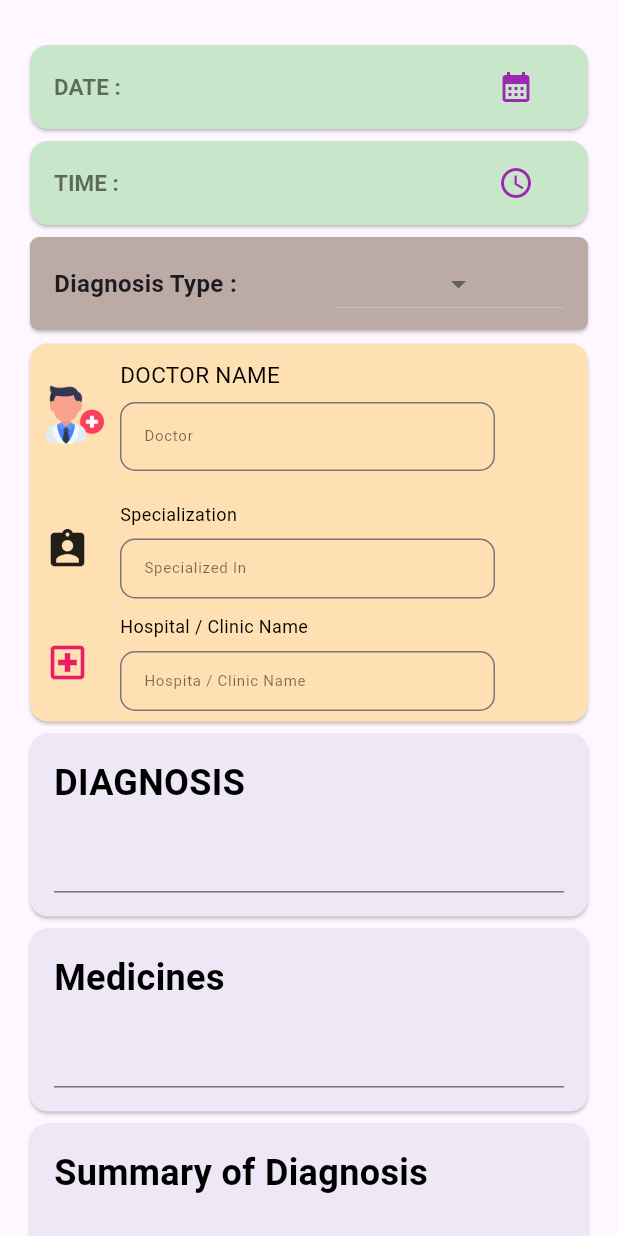
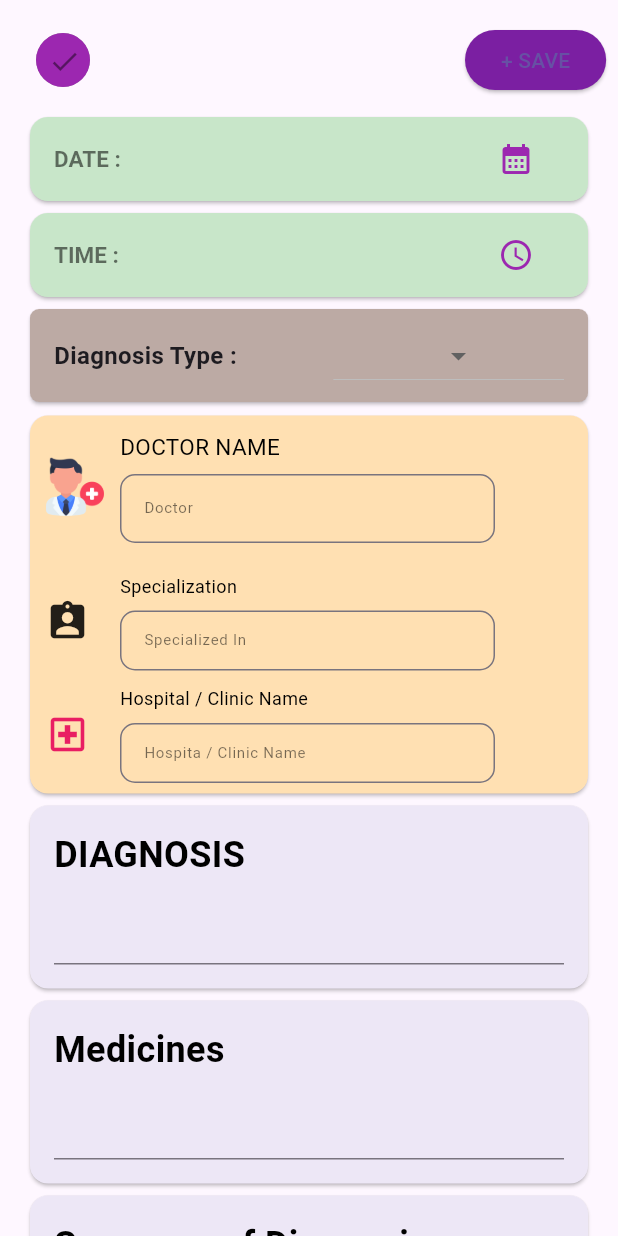
Before and after one commit to sabsar42/digital_pharmacist_v2, a Flutter app: the HealthRecordDetailScreen screen opened directly with empty values, on a phone screen of 412 x 824 dp. Run offline on Flutter 3.47's test engine with Material 3 defaults, Android fonts, the phone set to English and light mode, and no system bars; our stand-ins replace camera, carousel_slider, cloud_firestore, curved_navigation_bar, device_preview, firebase_auth and 11 more; missing offline and left inert: animated_weight_picker, google_mlkit_text_recognition, syncfusion_flutter_pdfviewer, transformable_list_view, turn_page_transition; accounts and stored records are empty.

```diff
--- a/lib/medical_history/Health_Record_Detailed.dart
+++ b/lib/medical_history/Health_Record_Detailed.dart
@@ -1,4 +1,5 @@
 import 'package:cloud_firestore/cloud_firestore.dart';
+import 'package:digi_pharma_app_test/medical_history/Health_Record_Screen.dart';
 import 'package:firebase_auth/firebase_auth.dart';
 import 'package:flutter/material.dart';
 import 'package:intl/intl.dart';
@@ -33,10 +34,13 @@ class _HealthRecordDetailScreenState extends State<HealthRecordDetailScreen> {
   final TextEditingController _hospitalNameController = TextEditingController();
   final TextEditingController _diagnosisTypeController =
       TextEditingController();
+  final TextEditingController _completedController = TextEditingController();
 
   DateTime _dateTime = DateTime.now();
   late String dateByUser = '';
   late String timeByUser = '';
+
+  bool isCompleted = false;
 
   @override
   void initState() {
@@ -80,13 +84,14 @@ class _HealthRecordDetailScreenState extends State<HealthRecordDetailScreen> {
           _doctorNameController.text = data['doctorName'] ?? '';
           _specializationController.text = data['doctor_specialization'] ?? '';
           _hospitalNameController.text = data['hospitalName'] ?? '';
+          isCompleted = data['isCompleted'] ?? false;
           dateByUser = data['date'] ?? '';
           timeByUser = data['time'] ?? DateFormat('HH-mm').format(_dateTime);
 
           prescribedMedicines = data['prescribedDrugs'];
           if (prescribedMedicines != null) {
             prescribedMedicineController.text = prescribedMedicines.join(', ');
-           // prescribedMedicineController.text = prescribedMedicines.join('\n') ;
+            // prescribedMedicineController.text = prescribedMedicines.join('\n') ;
           } else {
             prescribedMedicineController.text = '';
           }
@@ -121,6 +126,7 @@ class _HealthRecordDetailScreenState extends State<HealthRecordDetailScreen> {
       'summaryOfMedicalRecord': _summaryController.text,
       'prescribedDrugs': prescribedMedicines,
       'diagnosisType': _diagnosisTypeController.text,
+      'isCompleted': isCompleted,
       'date': dateByUser,
       'time': timeByUser,
       'timestamp': FieldValue.serverTimestamp(),
@@ -180,6 +186,43 @@ class _HealthRecordDetailScreenState extends State<HealthRecordDetailScreen> {
           child: Column(
             crossAxisAlignment: CrossAxisAlignment.start,
             children: [
+
+              Row(
+                children: [
+                  SizedBox(width: 8,),
+
+                  CircleAvatar(
+                    backgroundColor: isCompleted ? Colors.green : Colors.grey,
+                    radius: 18,
+                    child: IconButton(
+                      style: ElevatedButton.styleFrom(
+                        backgroundColor: Colors.purple,
+                      ),
+                      icon: Icon(
+                        Icons.done,
+                        color: isCompleted ? Colors.white : Colors.black45,
+                        size: 22,
+                      ),
+                      onPressed: () {
+                        isCompleted = !isCompleted;
+                        setState(() {});
+                      },
+                    ),
+                  ),
+                  SizedBox(
+                    width: 250,
+                  ),
+                  ElevatedButton(
+                    onPressed: () {
+                      addHealthRecordDetails();
+                    },
+                    child: Text("+ SAVE"),
+                    style: ElevatedButton.styleFrom(
+                      backgroundColor: Colors.purple.shade700,
+                    ),
+                  ),
+                ],
+              ),
               SizedBox(height: 10.0),
               DateTimebyUser,
               diagnosisTypeDropDown(),
@@ -246,15 +289,7 @@ class _HealthRecordDetailScreenState extends State<HealthRecordDetailScreen> {
                   ),
                 ),
               SizedBox(height: 20),
-              ElevatedButton(
-                onPressed: () {
-                  addHealthRecordDetails();
-                },
-                child: Text("SAVE"),
-                style: ElevatedButton.styleFrom(
-                  backgroundColor: Colors.purple,
-                ),
-              ),
+
             ],
           ),
         ),
--- a/lib/medical_history/Health_Record_Screen.dart
+++ b/lib/medical_history/Health_Record_Screen.dart
@@ -63,6 +63,7 @@ class _HealthRecordScreenState extends State<HealthRecordScreen> {
         specialization: data['doctor_specialization'].toString(),
         hospitalName: data['hospitalName'].toString(),
         date: data['date'].toString(),
+        isCompleted: data['isCompleted'],
         time: data['time'].toString(),
       );
     }).toList();
@@ -187,6 +188,7 @@ class HealthRecord {
   final String specialization;
   final String hospitalName;
   final String date;
+  final bool isCompleted;
   final String time;
 
   HealthRecord({
@@ -197,6 +199,7 @@ class HealthRecord {
     required this.specialization,
     required this.hospitalName,
     required this.date,
+    required this.isCompleted,
     required this.time,
   });
 }
--- a/lib/medical_history/TabBar_View.dart
+++ b/lib/medical_history/TabBar_View.dart
@@ -1,4 +1,5 @@
 import 'package:digi_pharma_app_test/medical_history/Health_Record_Detailed.dart';
+import 'package:digi_pharma_app_test/medical_history/Health_Record_Screen.dart';
 import 'package:digi_pharma_app_test/medical_history/PDF_Screen.dart';
 import 'package:flutter/gestures.dart';
 import 'package:flutter/material.dart';
@@ -47,7 +48,8 @@ class _TabBarScreenState extends State<TabBarScreen> {
                 color: Color.fromRGBO(124, 67, 166, 1.0),
               ),
               onPressed: () {
-                Navigator.of(context).pop();
+                Navigator.pushReplacement(context,
+                    MaterialPageRoute(builder: (context)=>HealthRecordScreen()));
               },
             ),
             actions: <Widget>[
```
Also changed, not shown: lib/medical_history/screens/health_record_card_view.dart (+10 -4 lines).
